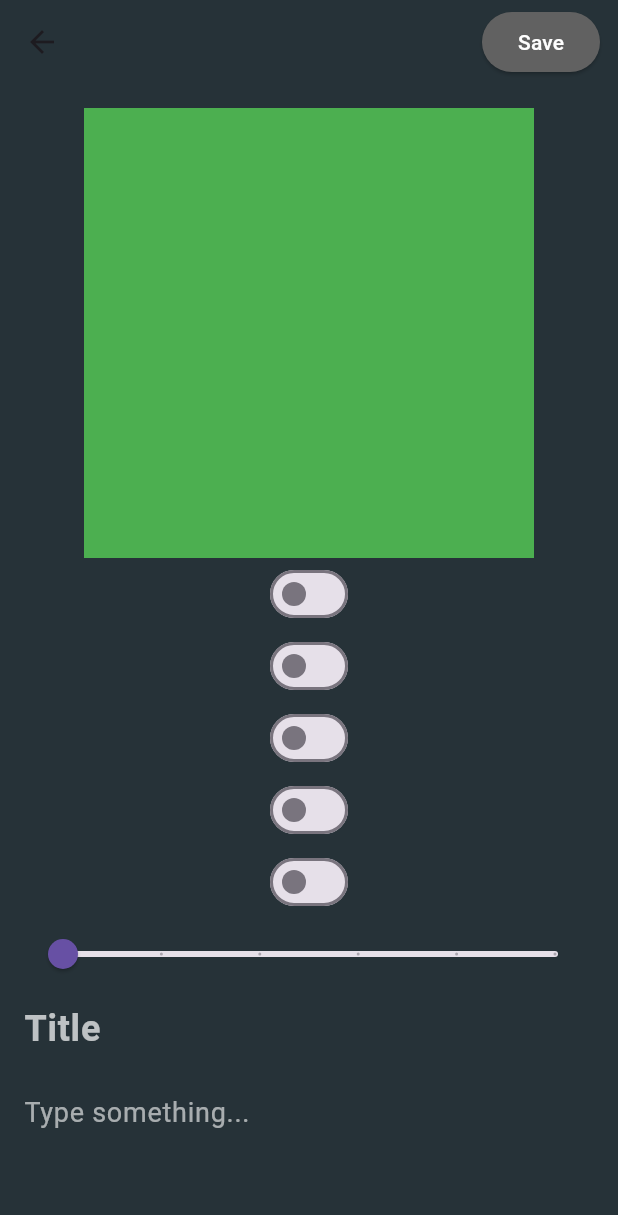
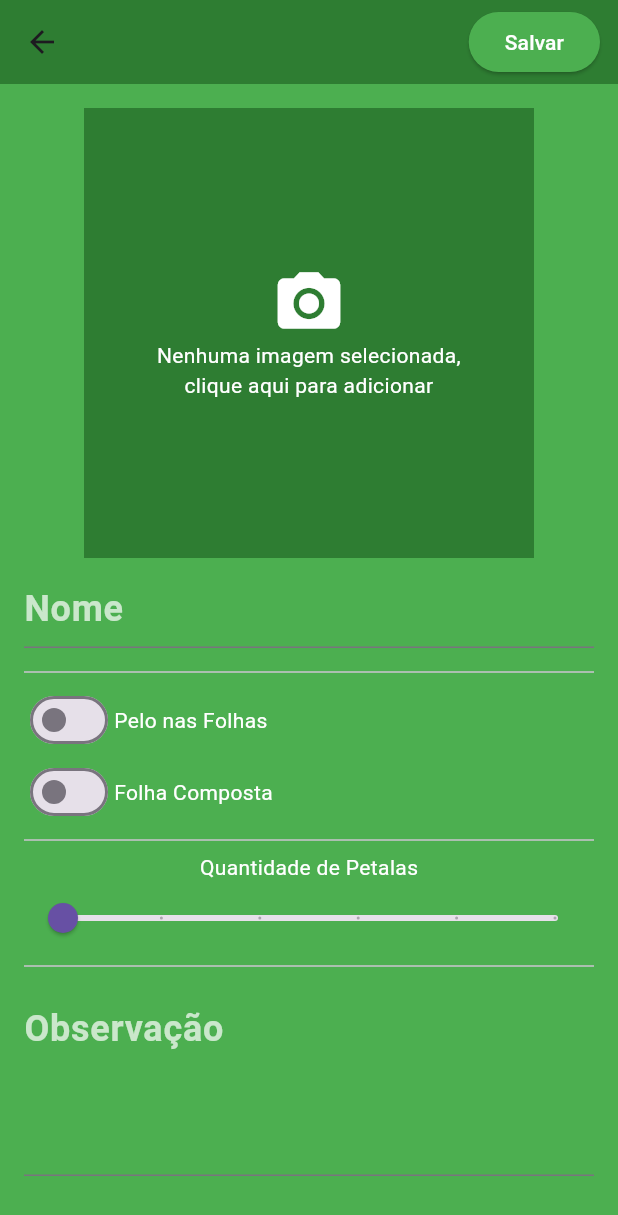
Before and after one commit to MarcosPrintes001/Bio_catalogo, a Flutter app: the screen it shows after launch, after a tap on the "add" icon, on a phone screen of 412 x 824 dp. Shown: the top 1215 px of the screen. Run offline on Flutter 3.47's test engine with Material 3 defaults, Android fonts, the phone set to English and light mode, and no system bars; our stand-ins replace image_picker, sqflite; accounts and stored records are empty.

Commit message:
não tá salvando observação, switch naão tá atualizando

```diff
--- a/lib/db/plants_database.dart
+++ b/lib/db/plants_database.dart
@@ -12,7 +12,7 @@ class PlantsDatabase {
   Future<Database> get database async {
     if (_database != null) return _database!;
 
-    _database = await _initDB('notes.db');
+    _database = await _initDB('plants.db');
     return _database!;
   }
 
@@ -66,16 +66,14 @@ CREATE TABLE $tablePlants (
     if (maps.isNotEmpty) {
       return Plant.fromJson(maps.first);
     } else {
-      throw Exception('ID $id not found');
+      throw Exception('ID $id não encontrado');
     }
   }
 
-  Future<List<Plant>> readAllNotes() async {
+  Future<List<Plant>> readAllPlants() async {
     final db = await instance.database;
 
     const orderBy = PlantFields.id;
-    // final result =
-    //     await db.rawQuery('SELECT * FROM $tableNotes ORDER BY $orderBy');
 
     final result = await db.query(tablePlants, orderBy: orderBy);
 
--- a/lib/main.dart
+++ b/lib/main.dart
@@ -21,16 +21,12 @@ class MainApp extends StatelessWidget {
     return MaterialApp(
       debugShowCheckedModeBanner: false,
       title: title,
-      themeMode: ThemeMode.dark,
       theme: ThemeData(
-        primaryColor: Colors.black,
-        scaffoldBackgroundColor: Colors.blueGrey.shade900,
         appBarTheme: const AppBarTheme(
-          backgroundColor: Colors.transparent,
           elevation: 0,
         ),
       ),
-      home: HomePage(),
+      home: const HomePage(),
     );
   }
 }
--- a/lib/pages/edit_plant.dart
+++ b/lib/pages/edit_plant.dart
@@ -62,8 +62,10 @@ class _AddEditPlantPageState extends State<AddEditPlantPage> {
   @override
   Widget build(BuildContext context) => Scaffold(
         appBar: AppBar(
+          backgroundColor: Colors.green[800],
           actions: [buildButton()],
         ),
+        backgroundColor: Colors.green,
         body: SingleChildScrollView(
           child: Form(
               key: _formKey,
@@ -72,26 +74,20 @@ class _AddEditPlantPageState extends State<AddEditPlantPage> {
                   PlantForm(
                     name: name,
                     imagePath: imagePath,
-
                     petalCount: petalCount,
-
                     hasLeafHair: hasLeafHair,
                     isGlabrous: isGlabrous,
                     hasSimpleLeaf: hasSimpleLeaf,
                     hasStipule: hasStipule,
                     hasCompostLeaf: hasCompostLeaf,
-
                     observation: observation,
                     gpsLocation: gpsLocation,
-
                     onChangedname: (onChangedname) =>
                         setState(() => this.name = onChangedname),
                     onChangedimagePath: (onChangedimagePath) =>
                         setState(() => this.imagePath = onChangedimagePath),
-
                     onChangedpetalCount: (onChangedpetalCount) =>
                         setState(() => this.petalCount = onChangedpetalCount),
-
                     onChangedhasLeafHair: (onChangedhasLeafHair) =>
                         setState(() => this.hasLeafHair),
                     onChangedisGlabrous: (onChangedisGlabrous) =>
@@ -102,13 +98,10 @@ class _AddEditPlantPageState extends State<AddEditPlantPage> {
                         setState(() => this.hasLeafHair),
                     onChangedhasStipule: (onChangedhasStipule) =>
                         setState(() => this.hasStipule),
-
                     onChangedgpsLocation: (onChangedgpsLocation) =>
                         setState(() => this.gpsLocation),
                     onChangedobservation: (onChangedobservation) =>
                         setState(() => this.observation),
-
-
                   ),
                 ],
               )),
@@ -116,17 +109,17 @@ class _AddEditPlantPageState extends State<AddEditPlantPage> {
       );
 
   Widget buildButton() {
-    final isFormValid = name.isNotEmpty && observation.isNotEmpty;
+    final isFormValid = name.isNotEmpty && observation.isNotEmpty;//adicionar mais verificações
 
     return Padding(
       padding: const EdgeInsets.symmetric(vertical: 8, horizontal: 12),
       child: ElevatedButton(
         style: ElevatedButton.styleFrom(
           onPrimary: Colors.white,
-          primary: isFormValid ? null : Colors.grey.shade700,
+          primary: isFormValid ? null : Colors.green,
         ),
         onPressed: addOrUpdateNote,
-        child: const Text('Save'),
+        child: const Text('Salvar'),
       ),
     );
   }
@@ -150,11 +143,16 @@ class _AddEditPlantPageState extends State<AddEditPlantPage> {
   Future updateNote() async {
 //Adicionar campos faltantes
     final plant = widget.plant!.copy(
-      name: name,
-      observation: observation,
-      isGlabrous: isGlabrous,
-      petalCount: petalCount,
-    );
+        imagePath: imagePath,
+        name: name,
+        petalCount: petalCount,
+        hasLeafHair: hasLeafHair,
+        isGlabrous: isGlabrous,
+        hasSimpleLeaf: hasSimpleLeaf,
+        hasStipule: hasStipule,
+        hasCompostLeaf: hasCompostLeaf,
+        observation: observation,
+        gpsLocation: gpsLocation);
 
     await PlantsDatabase.instance.update(plant);
   }
--- a/lib/pages/home.dart
+++ b/lib/pages/home.dart
@@ -1,10 +1,11 @@
+// ignore_for_file: unnecessary_this
+
 import 'package:bio_catalogo/db/plants_database.dart';
 import 'package:bio_catalogo/model/plant.dart';
 import 'package:bio_catalogo/pages/edit_plant.dart';
 import 'package:bio_catalogo/pages/plant_detail.dart';
 import 'package:bio_catalogo/widget/plant_card_widget.dart';
 import 'package:flutter/material.dart';
-import 'package:flutter_staggered_grid_view/flutter_staggered_grid_view.dart';
 
 class HomePage extends StatefulWidget {
   const HomePage({super.key});
@@ -21,7 +22,7 @@ class _HomePageState extends State<HomePage> {
   void initState() {
     super.initState();
 
-    refreshNotes();
+    refreshList();
   }
 
   @override
@@ -31,10 +32,10 @@ class _HomePageState extends State<HomePage> {
     super.dispose();
   }
 
-  Future refreshNotes() async {
+  Future refreshList() async {
     setState(() => isLoading = true);
 
-    this.plants = await PlantsDatabase.instance.readAllNotes();
+    this.plants = await PlantsDatabase.instance.readAllPlants();
 
     setState(() => isLoading = false);
   }
@@ -42,52 +43,73 @@ class _HomePageState extends State<HomePage> {
   @override
   Widget build(BuildContext context) => Scaffold(
         appBar: AppBar(
+          backgroundColor: Colors.green[800],
           title: const Text(
-            'Helper Plant Identifier',
-            style: TextStyle(fontSize: 24),
+            'BIO CATALOGO',
+            style: TextStyle(
+              fontSize: 20,
+              color: Colors.white,
+              fontWeight: FontWeight.bold,
+            ),
           ),
-          actions: const [Icon(Icons.search), SizedBox(width: 12)],
+          actions: const [
+            IconButton(
+              onPressed: null, //Implementar busca de palavras
+              icon: Icon(
+                Icons.search,
+                color: Colors.white,
+                size: 30,
+              ),
+            )
+          ],
         ),
+        backgroundColor: Colors.green,
         body: Center(
           child: isLoading
               ? const CircularProgressIndicator()
               : plants.isEmpty
                   ? const Text(
-                      'No Notes',
-                      style: TextStyle(color: Colors.white, fontSize: 24),
+                      'Sem Plantas',
+                      style: TextStyle(
+                        color: Colors.white,
+                        fontSize: 24,
+                      ),
                     )
-                  : buildNotes(),
+                  : buildPlants(),
         ),
         floatingActionButton: FloatingActionButton(
           backgroundColor: Colors.black,
-          child: const Icon(Icons.add),
+          child: const Icon(
+            Icons.add,
+            color: Colors.white,
+          ),
           onPressed: () async {
             await Navigator.of(context).push(
-              MaterialPageRoute(builder: (context) => const AddEditPlantPage()),
+              MaterialPageRoute(
+                builder: (context) => const AddEditPlantPage(),
+              ),
             );
 
-            refreshNotes();
+            refreshList();
           },
         ),
       );
 
-  Widget buildNotes() => StaggeredGridView.countBuilder(
+  Widget buildPlants() => ListView.builder(
         padding: const EdgeInsets.all(8),
         itemCount: plants.length,
-        staggeredTileBuilder: (index) => const StaggeredTile.fit(2),
-        crossAxisCount: 4,
-        mainAxisSpacing: 4,
-        crossAxisSpacing: 4,
         itemBuilder: (context, index) {
           final plant = plants[index];
 
           return GestureDetector(
             onTap: () async {
-              await Navigator.of(context).push(MaterialPageRoute(
-                builder: (context) => PlantDetailPage(plantId: plant.id!),
-              ));
+              await Navigator.of(context).push(
+                MaterialPageRoute(
+                  builder: (context) => PlantDetailPage(plantId: plant.id!),
+                ),
+              );
 
-              refreshNotes();
+              refreshList();
             },
             child: PlantCard(plant: plant, index: index),
           );
--- a/lib/widget/plant_form_widget.dart
+++ b/lib/widget/plant_form_widget.dart
@@ -2,6 +2,7 @@ import 'dart:io';
 
 import 'package:flutter/material.dart';
 import 'package:image_picker/image_picker.dart';
+import 'package:path/path.dart';
 
 class PlantForm extends StatelessWidget {
   final String? imagePath;
@@ -60,58 +61,96 @@ class PlantForm extends StatelessWidget {
             mainAxisSize: MainAxisSize.min,
             children: [
               buildImagePreview(),
+              const SizedBox(height: 8),
+              buildName(),
+              const SizedBox(height: 8),
+              const Divider(),
+              Row(
+                children: [
                   Switch(
                     value: hasLeafHair ?? false,
-                onChanged: onChangedhasLeafHair,
+                    onChanged: (newValue) {
+                      onChangedhasLeafHair(newValue);
+                    },
                   ),
-              Switch(
-                value: isGlabrous ?? false,
-                onChanged: onChangedisGlabrous,
+                  const Text(
+                    "Pelo nas Folhas",
+                    style: TextStyle(
+                      color: Colors.white,
                     ),
-              Switch(
-                value: hasSimpleLeaf ?? false,
-                onChanged: onChangedhasSimpleLeaf,
                   ),
+                ],
+              ),
+              Row(
+                children: [
                  Switch(
                     value: hasCompostLeaf ?? false,
-                onChanged: onChangedhasCompostLeaf,
+                    onChanged: (newValue) {
+                      onChangedhasCompostLeaf(newValue);
+                    },
                   ),
-              Switch(
-                value: hasStipule ?? false,
-                onChanged: onChangedhasStipule,
+                  const Text(
+                    "Folha Composta",
+                    style: TextStyle(
+                      color: Colors.white,
                     ),
+                  ),
+                ],
+              ),
+              const Divider(),
+              const Text("Quantidade de Petalas",
+                  style: TextStyle(color: Colors.white)),
               Slider(
                 value: (petalCount ?? 0).toDouble(),
+                label: "$petalCount",
                 min: 0,
                 max: 5,
                 divisions: 5,
-                onChanged: (petal) => onChangedpetalCount(petalCount!.toInt()),
+                onChanged: (petal) => onChangedpetalCount(petal.toInt()),
               ),
-              buildTitle(),
+              const Divider(),
               const SizedBox(height: 8),
-              buildDescription(),
+              buildObservation(),
               const SizedBox(height: 16),
             ],
           ),
         ),
       );
+
   Widget buildImagePreview() {
     return GestureDetector(
       onTap: () => _openCamera(),
-      child: imagePath != null &&
-              imagePath!.isNotEmpty // Verifica se o caminho não é vazio
+      child: imagePath != null && imagePath!.isNotEmpty
           ? Image.file(
-              File(imagePath!), // Converte o caminho para um File
+              File(imagePath!),
               width: 300,
               height: 300,
               fit: BoxFit.cover,
             )
           : Container(
-            height: 300, width: 300,
+              height: 300,
+              width: 300,
               alignment: Alignment.center,
-            color: Colors.green,
+              color: Colors.green[800],
+              child: const Column(
+                mainAxisAlignment: MainAxisAlignment.center,
+                crossAxisAlignment: CrossAxisAlignment.center,
+                children: [
+                  Icon(
+                    Icons.camera_alt,
+                    color: Colors.white,
+                    size: 50,
                   ),
-
+                  Text(
+                    "Nenhuma imagem selecionada,\nclique aqui para adicionar",
+                    textAlign: TextAlign.center,
+                    style: TextStyle(
+                      color: Colors.white,
+                    ),
+                  )
+                ],
+              ),
+            ),
     );
   }
 
@@ -124,7 +163,7 @@ class PlantForm extends StatelessWidget {
     }
   }
 
-  Widget buildTitle() => TextFormField(
+  Widget buildName() => TextFormField(
         maxLines: 1,
         initialValue: name,
         style: const TextStyle(
@@ -133,26 +172,29 @@ class PlantForm extends StatelessWidget {
           fontSize: 24,
         ),
         decoration: const InputDecoration(
-          border: InputBorder.none,
-          hintText: 'Title',
+          hintText: 'Nome',
           hintStyle: TextStyle(color: Colors.white70),
         ),
-        validator: (title) =>
-            title != null && title.isEmpty ? 'The title cannot be empty' : null,
+        validator: (title) => title != null && title.isEmpty
+            ? 'O nome não pode ficar vazio'
+            : null,
         onChanged: onChangedname,
       );
 
-  Widget buildDescription() => TextFormField(
-        maxLines: 5,
+  Widget buildObservation() => TextFormField(
+        maxLines: 3,
         initialValue: observation,
-        style: const TextStyle(color: Colors.white60, fontSize: 18),
+        style: const TextStyle(
+          color: Colors.white70,
+          fontWeight: FontWeight.bold,
+          fontSize: 24,
+        ),
         decoration: const InputDecoration(
-          border: InputBorder.none,
-          hintText: 'Type something...',
-          hintStyle: TextStyle(color: Colors.white60),
+          hintText: 'Observação',
+          hintStyle: TextStyle(color: Colors.white70),
         ),
-        validator: (title) => title != null && title.isEmpty
-            ? 'The description cannot be empty'
+        validator: (observacao) => observacao != null && observacao.isEmpty
+            ? 'A observação não pode ficar vazia'
             : null,
         onChanged: onChangedobservation,
       );
```
Also changed, not shown: lib/pages/plant_detail.dart (+36 -11 lines), lib/widget/plant_card_widget.dart (+27 -32 lines). Lines whose indentation alone changed are shown as unchanged.
